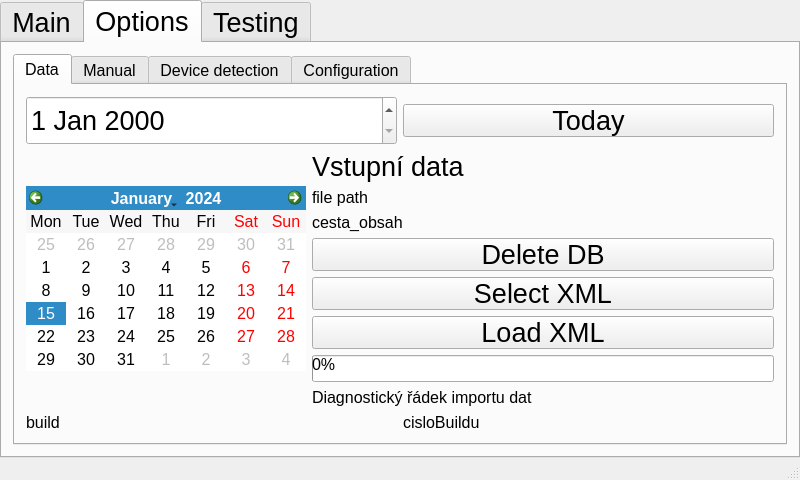
Old version of the form mainwindow.ui in the repository frutabruta/VDV301tester.
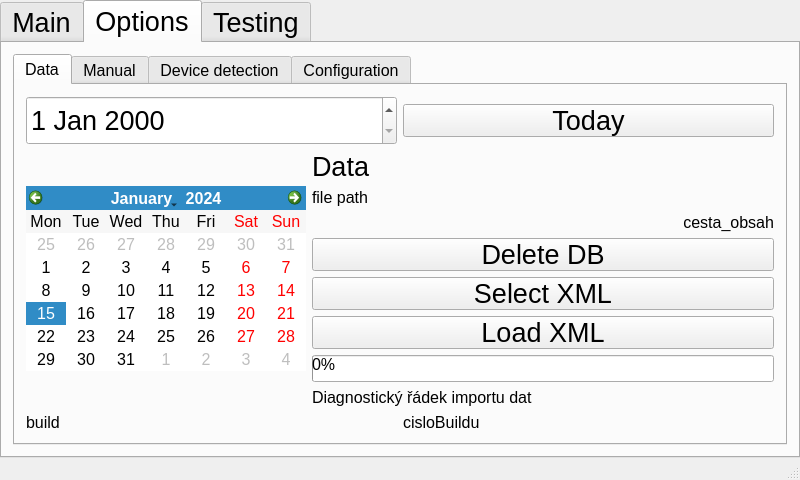
New version of the form. The open tabs and pages were chosen to show the change.

What changed in the file:
```diff
--- a/mainwindow.ui
+++ b/mainwindow.ui
@@ -2614,7 +2614,7 @@
                      </font>
                     </property>
                     <property name="text">
-                     <string>Vstupní data</string>
+                     <string>Data</string>
                     </property>
                    </widget>
                   </item>
@@ -2633,15 +2633,24 @@
                   </item>
                   <item>
                    <widget class="QLabel" name="label_data_pathContent">
+                    <property name="sizePolicy">
+                     <sizepolicy hsizetype="Expanding" vsizetype="Preferred">
+                      <horstretch>0</horstretch>
+                      <verstretch>0</verstretch>
+                     </sizepolicy>
+                    </property>
                     <property name="maximumSize">
                      <size>
-                      <width>200</width>
+                      <width>16777215</width>
                       <height>16777215</height>
                      </size>
                     </property>
                     <property name="text">
                      <string>cesta_obsah</string>
                     </property>
+                    <property name="alignment">
+                     <set>Qt::AlignRight|Qt::AlignTrailing|Qt::AlignVCenter</set>
+                    </property>
                    </widget>
                   </item>
                   <item>
```
Left out of the diff: 2 changed lines with no effect on the pictures.
